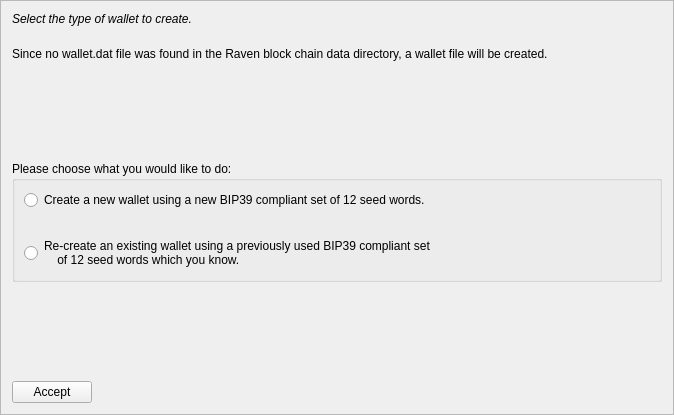
Above: src/qt/forms/mnemonicdialog1.ui from RavenProject/Ravencoin before the change. Below: the same form after it.
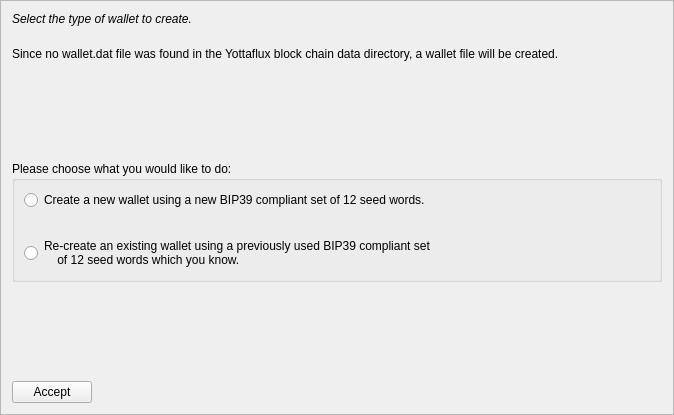
That is the form after the change.

Commit message: raven rename

```diff
--- a/src/qt/forms/mnemonicdialog1.ui
+++ b/src/qt/forms/mnemonicdialog1.ui
@@ -52,7 +52,7 @@
    <item>
     <widget class="QLabel" name="wallettypeLabel">
      <property name="text">
-      <string>Since no wallet.dat file was found in the Raven block chain data directory, a wallet file will be created.</string>
+      <string>Since no wallet.dat file was found in the Yottaflux block chain data directory, a wallet file will be created.</string>
      </property>
      <property name="wordWrap">
       <bool>true</bool>
```
The commit also changes 921 other files.
